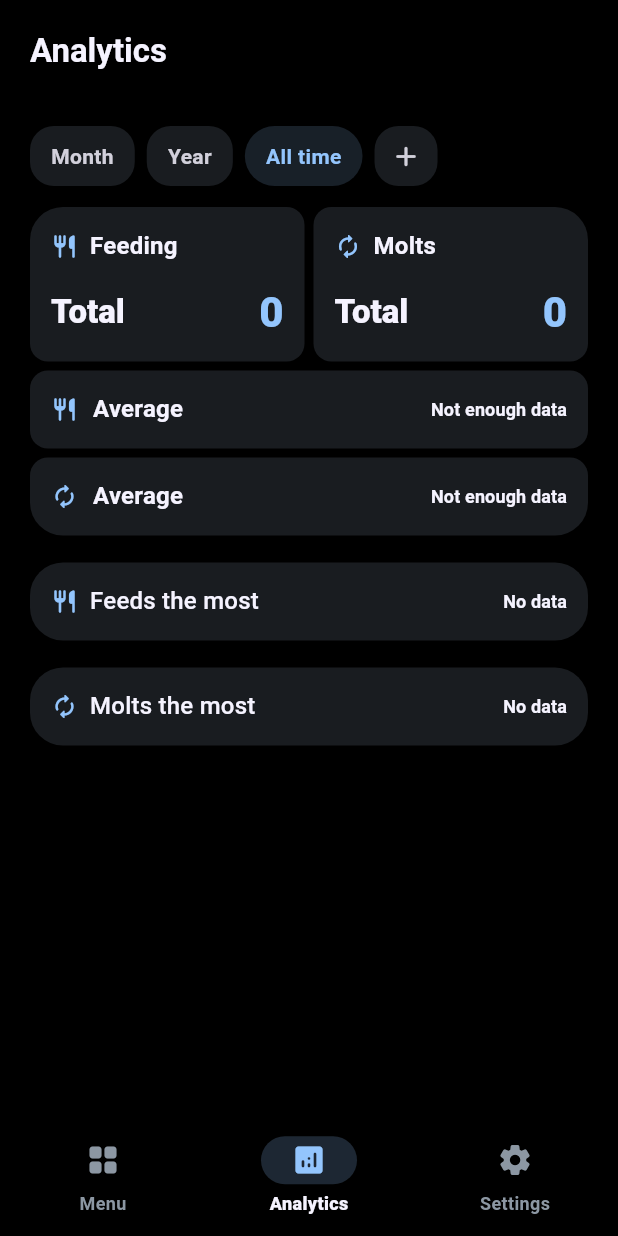
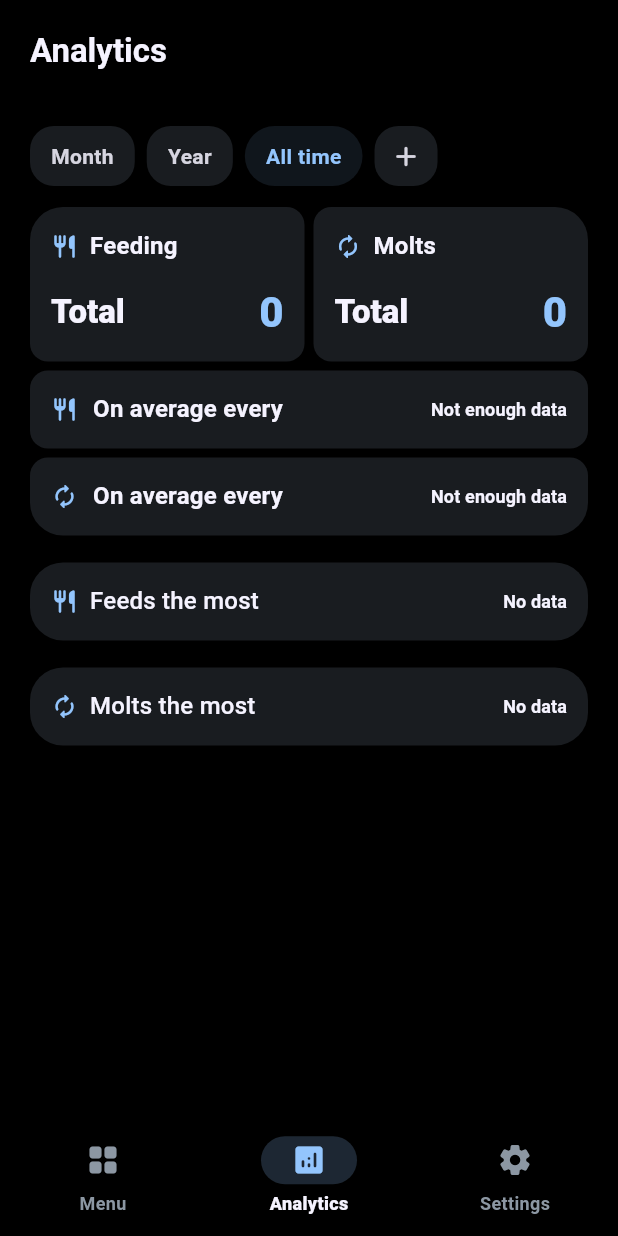
Before and after one commit to depo11t1/Keeper-helper, a Flutter app: the screen it shows after launch, item 2 of the bottom bar chosen, on a phone screen of 412 x 824 dp. Run offline on Flutter 3.47's test engine with Material 3 defaults, Android fonts, the phone set to English and light mode, and no system bars; our stand-ins replace file_picker, image_picker, shared_preferences; missing offline and left inert: file_selector.

Commit message:
big update

```diff
--- a/lib/l10n/app_strings.dart
+++ b/lib/l10n/app_strings.dart
@@ -114,6 +114,18 @@ class AppStrings {
         nl: 'Altijd',
         pt: 'Todo o período',
         ja: '全期間',
+      );
+  String get emptyShort => _t(
+        ru: 'Пусто',
+        en: 'Empty',
+        hi: 'खाली',
+        fr: 'Vide',
+        de: 'Leer',
+        es: 'Vacío',
+        sv: 'Tomt',
+        nl: 'Leeg',
+        pt: 'Vazio',
+        ja: '空です',
       );
   String get settings => _t(
         ru: 'Настройки',
@@ -774,6 +786,18 @@ class AppStrings {
         pt: 'Média',
         ja: '平均',
       );
+  String get averageEveryShort => _t(
+        ru: 'В среднем каждые',
+        en: 'On average every',
+        hi: 'औसतन हर',
+        fr: 'En moyenne tous les',
+        de: 'Im Schnitt alle',
+        es: 'En promedio cada',
+        sv: 'I snitt var',
+        nl: 'Gemiddeld elke',
+        pt: 'Em média a cada',
+        ja: '平均で',
+      );
   String get totalFeedings => _t(
         ru: 'Всего кормлений',
         en: 'Total feedings',
@@ -1038,6 +1062,30 @@ class AppStrings {
         pt: 'Escolher arquivo',
         ja: 'ファイルを選択',
       );
+  String get chooseFileFromComputer => _t(
+        ru: 'Выбрать файл на компьютере',
+        en: 'Choose file from computer',
+        hi: 'कंप्यूटर से फ़ाइल चुनें',
+        fr: 'Choisir un fichier sur l’ordinateur',
+        de: 'Datei vom Computer wählen',
+        es: 'Elegir archivo del ordenador',
+        sv: 'Välj fil från datorn',
+        nl: 'Bestand vanaf computer kiezen',
+        pt: 'Escolher arquivo do computador',
+        ja: 'コンピューターからファイルを選択',
+      );
+  String get pickBackupFileDesktop => _t(
+        ru: 'Восстановить данные из файла на компьютере',
+        en: 'Restore data from a file on your computer',
+        hi: 'कंप्यूटर की फ़ाइल से डेटा पुनर्स्थापित करें',
+        fr: 'Restaurer les données depuis un fichier sur l’ordinateur',
+        de: 'Daten aus einer Datei auf dem Computer wiederherstellen',
+        es: 'Restaurar datos desde un archivo del ordenador',
+        sv: 'Återställ data från en fil på datorn',
+        nl: 'Gegevens herstellen uit een bestand op de computer',
+        pt: 'Restaurar dados de um arquivo no computador',
+        ja: 'コンピューター上のファイルからデータを復元',
+      );
   String get restoreFailed => _t(
         ru: 'Не удалось восстановить бэкап',
         en: 'Failed to restore backup',
@@ -1121,6 +1169,18 @@ class AppStrings {
         nl: 'Foto wijzigen',
         pt: 'Alterar foto',
         ja: '写真を変更',
+      );
+  String get choosePhotoFromComputer => _t(
+        ru: 'Выбрать фото с компьютера',
+        en: 'Choose photo from computer',
+        hi: 'कंप्यूटर से फोटो चुनें',
+        fr: 'Choisir une photo sur l’ordinateur',
+        de: 'Foto vom Computer wählen',
+        es: 'Elegir foto del ordenador',
+        sv: 'Välj foto från datorn',
+        nl: 'Foto vanaf computer kiezen',
+        pt: 'Escolher foto do computador',
+        ja: 'コンピューターから写真を選択',
       );
   String get removePhoto => _t(
         ru: 'Удалить фото',
--- a/lib/models/spider.dart
+++ b/lib/models/spider.dart
@@ -29,7 +29,7 @@ class FeedingEntry {
   }
 }
 
-// Одна запись о линьке с датой и возрастной стадией L1-L15.
+// Одна запись о линьке с датой и возрастной стадией L1-L20.
 class MoltEntry {
   MoltEntry({
     required this.date,
--- a/lib/screens/analytics_placeholder_screen.dart
+++ b/lib/screens/analytics_placeholder_screen.dart
@@ -728,7 +728,7 @@ class _AnalyticsHeroState extends State<_AnalyticsHero> {
           ),
           child: _HeroWideMetricRow(
             icon: Icons.restaurant_rounded,
-            label: widget.strings.averageShort,
+            label: widget.strings.averageEveryShort,
             value: widget.feedAverage == null
                 ? widget.strings.littleData
                 : '${widget.feedAverage} ${widget.strings.daysShort}',
@@ -748,7 +748,7 @@ class _AnalyticsHeroState extends State<_AnalyticsHero> {
           ),
           child: _HeroWideMetricRow(
             icon: Icons.autorenew_rounded,
-            label: widget.strings.averageShort,
+            label: widget.strings.averageEveryShort,
             value: widget.moltAverage == null
                 ? widget.strings.littleData
                 : '${widget.moltAverage} ${widget.strings.daysShort}',
@@ -791,26 +791,30 @@ class _AnalyticsPeriodChip extends StatelessWidget {
     final palette = keeperPalette(context);
     final radius = BorderRadius.circular(selected ? 999 : 16);
 
-    return GestureDetector(
+    return Material(
+      color: Colors.transparent,
+      child: InkWell(
         onTap: onTap,
-      child: AnimatedContainer(
-        duration: const Duration(milliseconds: 180),
-        curve: Curves.easeInOutCubic,
+        borderRadius: radius,
+        splashColor: Colors.transparent,
+        highlightColor: Colors.transparent,
+        hoverColor: Colors.transparent,
+        overlayColor: const WidgetStatePropertyAll<Color>(Colors.transparent),
+        child: Container(
           padding: const EdgeInsets.symmetric(horizontal: 14, vertical: 10),
           decoration: BoxDecoration(
-          color: selected ? accent.withValues(alpha: 0.16) : background,
+            color: selected ? accent.withValues(alpha: 0.11) : background,
             borderRadius: radius,
           ),
-        child: AnimatedDefaultTextStyle(
-          duration: const Duration(milliseconds: 180),
-          curve: Curves.easeInOutCubic,
+          child: Text(
+            label,
             style: Theme.of(context).textTheme.bodyMedium!.copyWith(
               color: selected
                   ? accent
-                : palette.textPrimary.withValues(alpha: 0.84),
-            fontWeight: selected ? FontWeight.w700 : FontWeight.w600,
+                  : palette.textPrimary.withValues(alpha: 0.86),
+              fontWeight: FontWeight.w600,
             ),
-          child: Text(label),
+          ),
         ),
       ),
     );
@@ -833,18 +837,23 @@ class _AnalyticsPlusChip extends StatelessWidget {
   @override
   Widget build(BuildContext context) {
     final radius = BorderRadius.circular(16);
-    return GestureDetector(
+    return Material(
+      color: Colors.transparent,
+      child: InkWell(
         onTap: onTap,
-      child: AnimatedContainer(
-        duration: const Duration(milliseconds: 180),
-        curve: Curves.easeInOutCubic,
+        borderRadius: radius,
+        splashColor: Colors.transparent,
+        highlightColor: Colors.transparent,
+        hoverColor: Colors.transparent,
+        overlayColor: const WidgetStatePropertyAll<Color>(Colors.transparent),
+        child: Container(
           constraints: const BoxConstraints(
             minWidth: 42,
             minHeight: 40,
           ),
           padding: const EdgeInsets.symmetric(horizontal: 10, vertical: 9),
           decoration: BoxDecoration(
-          color: selected ? accent.withValues(alpha: 0.16) : background,
+            color: selected ? accent.withValues(alpha: 0.11) : background,
             borderRadius: radius,
           ),
           child: Icon(
@@ -852,7 +861,8 @@ class _AnalyticsPlusChip extends StatelessWidget {
             size: 22,
             color: selected
                 ? accent
-              : keeperPalette(context).textPrimary.withValues(alpha: 0.84),
+                : keeperPalette(context).textPrimary.withValues(alpha: 0.86),
+          ),
         ),
       ),
     );
--- a/lib/theme/app_theme.dart
+++ b/lib/theme/app_theme.dart
@@ -111,6 +111,10 @@ ThemeData buildKeeperTheme(
     brightness: Brightness.dark,
     colorScheme: scheme,
     scaffoldBackgroundColor: palette.background,
+    splashFactory: InkRipple.splashFactory,
+    splashColor: palette.badgeForeground.withValues(alpha: 0.045),
+    highlightColor: palette.badgeForeground.withValues(alpha: 0.022),
+    hoverColor: palette.badgeForeground.withValues(alpha: 0.03),
     extensions: [
       KeeperTheme(palette: palette),
     ],
--- a/pubspec.yaml
+++ b/pubspec.yaml
@@ -19,6 +19,7 @@ dependencies:
   path_provider: ^2.1.4
   path: ^1.9.0
   file_picker: ^8.0.6
+  file_selector: ^1.0.3
   archive: ^3.6.1
   image: ^4.2.0
   url_launcher: ^6.3.0
```
Also changed, not shown: lib/main.dart (+55 -19 lines), lib/screens/backup_screen.dart (+11 -2 lines), lib/screens/home_screen.dart (+14 -1 lines), lib/screens/settings_screen.dart (+42 -17 lines), lib/screens/spider_detail_screen.dart (+41 -31 lines), lib/widgets/timeline_chart.dart (+49 -8 lines), pubspec.lock, 4 other files. Lines whose indentation alone changed are shown as unchanged.
